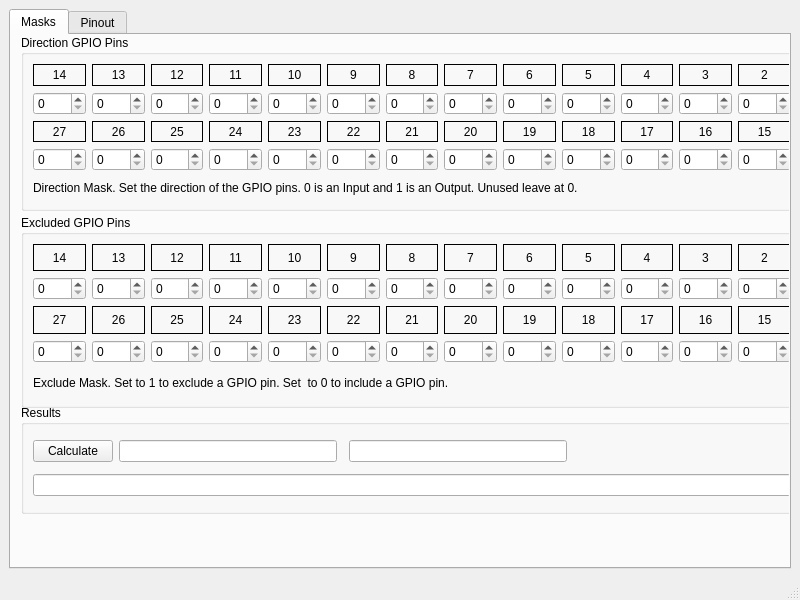
Old version of the form rpi-gpio/src/rpi-gpio.ui in the repository jethornton/rpi_gpio.
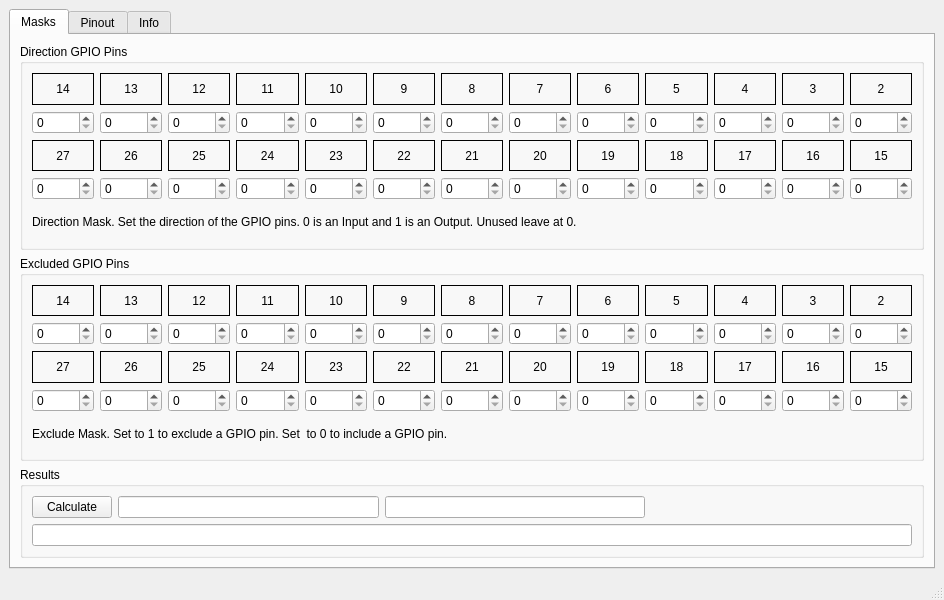
New version of the form.

```diff
--- a/rpi-gpio/src/rpi-gpio.ui
+++ b/rpi-gpio/src/rpi-gpio.ui
@@ -6,7 +6,7 @@
    <rect>
     <x>0</x>
     <y>0</y>
-    <width>800</width>
+    <width>944</width>
     <height>600</height>
    </rect>
   </property>
@@ -24,557 +24,9 @@
        <attribute name="title">
         <string>Masks</string>
        </attribute>
-       <widget class="QGroupBox" name="groupBox">
-        <property name="geometry">
-         <rect>
-          <x>10</x>
-          <y>0</y>
-          <width>782</width>
-          <height>176</height>
-         </rect>
-        </property>
-        <property name="title">
-         <string>Direction GPIO Pins</string>
-        </property>
-        <layout class="QGridLayout" name="gridLayout_2">
-         <item row="0" column="10">
-          <widget class="QLabel" name="label_3">
-           <property name="frameShape">
-            <enum>QFrame::Box</enum>
-           </property>
-           <property name="text">
-            <string>4</string>
-           </property>
-           <property name="alignment">
-            <set>Qt::AlignCenter</set>
-           </property>
-          </widget>
-         </item>
-         <item row="0" column="9">
-          <widget class="QLabel" name="label_4">
-           <property name="frameShape">
-            <enum>QFrame::Box</enum>
-           </property>
-           <property name="text">
-            <string>5</string>
-           </property>
-           <property name="alignment">
-            <set>Qt::AlignCenter</set>
-           </property>
-          </widget>
-         </item>
-         <item row="0" column="12">
-          <widget class="QLabel" name="label">
-           <property name="frameShape">
-            <enum>QFrame::Box</enum>
-           </property>
-           <property name="text">
-            <string>2</string>
-           </property>
-           <property name="alignment">
-            <set>Qt::AlignCenter</set>
-           </property>
-          </widget>
-         </item>
-         <item row="1" column="3">
-          <widget class="QSpinBox" name="dirSP_9">
-           <property name="maximum">
-            <number>1</number>
-           </property>
-          </widget>
-         </item>
-         <item row="1" column="4">
-          <widget class="QSpinBox" name="dirSP_8">
-           <property name="maximum">
-            <number>1</number>
-           </property>
-          </widget>
-         </item>
-         <item row="1" column="5">
-          <widget class="QSpinBox" name="dirSP_7">
-           <property name="maximum">
-            <number>1</number>
-           </property>
-          </widget>
-         </item>
-         <item row="1" column="6">
-          <widget class="QSpinBox" name="dirSP_6">
-           <property name="maximum">
-            <number>1</number>
-           </property>
-          </widget>
-         </item>
-         <item row="1" column="7">
-          <widget class="QSpinBox" name="dirSP_5">
-           <property name="maximum">
-            <number>1</number>
-           </property>
-          </widget>
-         </item>
-         <item row="1" column="8">
-          <widget class="QSpinBox" name="dirSP_4">
-           <property name="maximum">
-            <number>1</number>
-           </property>
-          </widget>
-         </item>
-         <item row="1" column="9">
-          <widget class="QSpinBox" name="dirSP_3">
-           <property name="maximum">
-            <number>1</number>
-           </property>
-          </widget>
-         </item>
-         <item row="1" column="10">
-          <widget class="QSpinBox" name="dirSP_2">
-           <property name="maximum">
-            <number>1</number>
-           </property>
-          </widget>
-         </item>
-         <item row="1" column="11">
-          <widget class="QSpinBox" name="dirSP_1">
-           <property name="maximum">
-            <number>1</number>
-           </property>
-          </widget>
-         </item>
-         <item row="1" column="12">
-          <widget class="QSpinBox" name="dirSP_0">
-           <property name="maximum">
-            <number>1</number>
-           </property>
-          </widget>
-         </item>
-         <item row="0" column="8">
-          <widget class="QLabel" name="label_5">
-           <property name="frameShape">
-            <enum>QFrame::Box</enum>
-           </property>
-           <property name="text">
-            <string>6</string>
-           </property>
-           <property name="alignment">
-            <set>Qt::AlignCenter</set>
-           </property>
-          </widget>
-         </item>
-         <item row="0" column="7">
-          <widget class="QLabel" name="label_6">
-           <property name="frameShape">
-            <enum>QFrame::Box</enum>
-           </property>
-           <property name="text">
-            <string>7</string>
-           </property>
-           <property name="alignment">
-            <set>Qt::AlignCenter</set>
-           </property>
-          </widget>
-         </item>
-         <item row="0" column="5">
-          <widget class="QLabel" name="label_8">
-           <property name="frameShape">
-            <enum>QFrame::Box</enum>
-           </property>
-           <property name="text">
-            <string>9</string>
-           </property>
-           <property name="alignment">
-            <set>Qt::AlignCenter</set>
-           </property>
-          </widget>
-         </item>
-         <item row="0" column="6">
-          <widget class="QLabel" name="label_7">
-           <property name="frameShape">
-            <enum>QFrame::Box</enum>
-           </property>
-           <property name="text">
-            <string>8</string>
-           </property>
-           <property name="alignment">
-            <set>Qt::AlignCenter</set>
-           </property>
-          </widget>
-         </item>
-         <item row="0" column="4">
-          <widget class="QLabel" name="label_9">
-           <property name="frameShape">
-            <enum>QFrame::Box</enum>
-           </property>
-           <property name="text">
-            <string>10</string>
-           </property>
-           <property name="alignment">
-            <set>Qt::AlignCenter</set>
-           </property>
-          </widget>
-         </item>
-         <item row="0" column="11">
-          <widget class="QLabel" name="label_2">
-           <property name="frameShape">
-            <enum>QFrame::Box</enum>
-           </property>
-           <property name="text">
-            <string>3</string>
-           </property>
-           <property name="alignment">
-            <set>Qt::AlignCenter</set>
-           </property>
-          </widget>
-         </item>
-         <item row="0" column="2">
-          <widget class="QLabel" name="label_11">
-           <property name="frameShape">
-            <enum>QFrame::Box</enum>
-           </property>
-           <property name="text">
-            <string>12</string>
-           </property>
-           <property name="alignment">
-            <set>Qt::AlignCenter</set>
-           </property>
-          </widget>
-         </item>
-         <item row="1" column="2">
-          <widget class="QSpinBox" name="dirSP_10">
-           <property name="maximum">
-            <number>1</number>
-           </property>
-          </widget>
-         </item>
-         <item row="1" column="1">
-          <widget class="QSpinBox" name="dirSP_11">
-           <property name="maximum">
-            <number>1</number>
-           </property>
-          </widget>
-         </item>
-         <item row="0" column="3">
-          <widget class="QLabel" name="label_10">
-           <property name="frameShape">
-            <enum>QFrame::Box</enum>
-           </property>
-           <property name="text">
-            <string>11</string>
-           </property>
-           <property name="alignment">
-            <set>Qt::AlignCenter</set>
-           </property>
-          </widget>
-         </item>
-         <item row="0" column="1">
-          <widget class="QLabel" name="label_12">
-           <property name="frameShape">
-            <enum>QFrame::Box</enum>
-           </property>
-           <property name="text">
-            <string>13</string>
-           </property>
-           <property name="alignment">
-            <set>Qt::AlignCenter</set>
-           </property>
-          </widget>
-         </item>
-         <item row="0" column="0">
-          <widget class="QLabel" name="label_13">
-           <property name="frameShape">
-            <enum>QFrame::Box</enum>
-           </property>
-           <property name="text">
-            <string>14</string>
-           </property>
-           <property name="alignment">
-            <set>Qt::AlignCenter</set>
-           </property>
-          </widget>
-         </item>
+       <layout class="QGridLayout" name="gridLayout_6">
          <item row="1" column="0">
-          <widget class="QSpinBox" name="dirSP_12">
-           <property name="maximum">
-            <number>1</number>
-           </property>
-          </widget>
-         </item>
-         <item row="2" column="12">
-          <widget class="QLabel" name="label_49">
-           <property name="frameShape">
-            <enum>QFrame::Box</enum>
-           </property>
-           <property name="text">
-            <string>15</string>
-           </property>
-           <property name="alignment">
-            <set>Qt::AlignCenter</set>
-           </property>
-          </widget>
-         </item>
-         <item row="2" column="11">
-          <widget class="QLabel" name="label_48">
-           <property name="frameShape">
-            <enum>QFrame::Box</enum>
-           </property>
-           <property name="text">
-            <string>16</string>
-           </property>
-           <property name="alignment">
-            <set>Qt::AlignCenter</set>
-           </property>
-          </widget>
-         </item>
-         <item row="2" column="10">
-          <widget class="QLabel" name="label_47">
-           <property name="frameShape">
-            <enum>QFrame::Box</enum>
-           </property>
-           <property name="text">
-            <string>17</string>
-           </property>
-           <property name="alignment">
-            <set>Qt::AlignCenter</set>
-           </property>
-          </widget>
-         </item>
-         <item row="2" column="9">
-          <widget class="QLabel" name="label_23">
-           <property name="frameShape">
-            <enum>QFrame::Box</enum>
-           </property>
-           <property name="text">
-            <string>18</string>
-           </property>
-           <property name="alignment">
-            <set>Qt::AlignCenter</set>
-           </property>
-          </widget>
-         </item>
-         <item row="2" column="8">
-          <widget class="QLabel" name="label_22">
-           <property name="frameShape">
-            <enum>QFrame::Box</enum>
-           </property>
-           <property name="text">
-            <string>19</string>
-           </property>
-           <property name="alignment">
-            <set>Qt::AlignCenter</set>
-           </property>
-          </widget>
-         </item>
-         <item row="2" column="7">
-          <widget class="QLabel" name="label_21">
-           <property name="frameShape">
-            <enum>QFrame::Box</enum>
-           </property>
-           <property name="text">
-            <string>20</string>
-           </property>
-           <property name="alignment">
-            <set>Qt::AlignCenter</set>
-           </property>
-          </widget>
-         </item>
-         <item row="2" column="6">
-          <widget class="QLabel" name="label_20">
-           <property name="frameShape">
-            <enum>QFrame::Box</enum>
-           </property>
-           <property name="text">
-            <string>21</string>
-           </property>
-           <property name="alignment">
-            <set>Qt::AlignCenter</set>
-           </property>
-          </widget>
-         </item>
-         <item row="2" column="5">
-          <widget class="QLabel" name="label_19">
-           <property name="frameShape">
-            <enum>QFrame::Box</enum>
-           </property>
-           <property name="text">
-            <string>22</string>
-           </property>
-           <property name="alignment">
-            <set>Qt::AlignCenter</set>
-           </property>
-          </widget>
-         </item>
-         <item row="2" column="4">
-          <widget class="QLabel" name="label_18">
-           <property name="frameShape">
-            <enum>QFrame::Box</enum>
-           </property>
-           <property name="text">
-            <string>23</string>
-           </property>
-           <property name="alignment">
-            <set>Qt::AlignCenter</set>
-           </property>
-          </widget>
-         </item>
-         <item row="2" column="3">
-          <widget class="QLabel" name="label_17">
-           <property name="frameShape">
-            <enum>QFrame::Box</enum>
-           </property>
-           <property name="text">
-            <string>24</string>
-           </property>
-           <property name="alignment">
-            <set>Qt::AlignCenter</set>
-           </property>
-          </widget>
-         </item>
-         <item row="2" column="2">
-          <widget class="QLabel" name="label_16">
-           <property name="frameShape">
-            <enum>QFrame::Box</enum>
-           </property>
-           <property name="text">
-            <string>25</string>
-           </property>
-           <property name="alignment">
-            <set>Qt::AlignCenter</set>
-           </property>
-          </widget>
-         </item>
-         <item row="3" column="12">
-          <widget class="QSpinBox" name="dirSP_13">
-           <property name="maximum">
-            <number>1</number>
-           </property>
-          </widget>
-         </item>
-         <item row="3" column="11">
-          <widget class="QSpinBox" name="dirSP_14">
-           <property name="maximum">
-            <number>1</number>
-           </property>
-          </widget>
-         </item>
-         <item row="3" column="10">
-          <widget class="QSpinBox" name="dirSP_15">
-           <property name="maximum">
-            <number>1</number>
-           </property>
-          </widget>
-         </item>
-         <item row="3" column="9">
-          <widget class="QSpinBox" name="dirSP_16">
-           <property name="maximum">
-            <number>1</number>
-           </property>
-          </widget>
-         </item>
-         <item row="3" column="8">
-          <widget class="QSpinBox" name="dirSP_17">
-           <property name="maximum">
-            <number>1</number>
-           </property>
-          </widget>
-         </item>
-         <item row="3" column="7">
-          <widget class="QSpinBox" name="dirSP_18">
-           <property name="maximum">
-            <number>1</number>
-           </property>
-          </widget>
-         </item>
-         <item row="3" column="6">
-          <widget class="QSpinBox" name="dirSP_19">
-           <property name="maximum">
-            <number>1</number>
-           </property>
-          </widget>
-         </item>
-         <item row="3" column="5">
-          <widget class="QSpinBox" name="dirSP_20">
-           <property name="maximum">
-            <number>1</number>
-           </property>
-          </widget>
-         </item>
-         <item row="3" column="4">
-          <widget class="QSpinBox" name="dirSP_21">
-           <property name="maximum">
-            <number>1</number>
-           </property>
-          </widget>
-         </item>
-         <item row="3" column="3">
-          <widget class="QSpinBox" name="dirSP_22">
-           <property name="maximum">
-            <number>1</number>
-           </property>
-          </widget>
-         </item>
-         <item row="3" column="2">
-          <widget class="QSpinBox" name="dirSP_23">
-           <property name="maximum">
-            <number>1</number>
-           </property>
-          </widget>
-         </item>
-         <item row="2" column="1">
-          <widget class="QLabel" name="label_24">
-           <property name="frameShape">
-            <enum>QFrame::Box</enum>
-           </property>
-           <property name="text">
-            <string>26</string>
-           </property>
-           <property name="alignment">
-            <set>Qt::AlignCenter</set>
-           </property>
-          </widget>
-         </item>
-         <item row="2" column="0">
-          <widget class="QLabel" name="label_25">
-           <property name="frameShape">
-            <enum>QFrame::Box</enum>
-           </property>
-           <property name="text">
-            <string>27</string>
-           </property>
-           <property name="alignment">
-            <set>Qt::AlignCenter</set>
-           </property>
-          </widget>
-         </item>
-         <item row="3" column="1">
-          <widget class="QSpinBox" name="dirSP_24">
-           <property name="maximum">
-            <number>1</number>
-           </property>
-          </widget>
-         </item>
-         <item row="3" column="0">
-          <widget class="QSpinBox" name="dirSP_25">
-           <property name="maximum">
-            <number>1</number>
-           </property>
-          </widget>
-         </item>
-         <item row="4" column="0" colspan="13">
-          <widget class="QLabel" name="label_14">
-           <property name="text">
-            <string>Direction Mask. Set the direction of the GPIO pins. 0 is an Input and 1 is an Output. Unused leave at 0.</string>
-           </property>
-          </widget>
-         </item>
-        </layout>
-       </widget>
        <widget class="QGroupBox" name="groupBox_2">
-        <property name="geometry">
-         <rect>
-          <x>10</x>
-          <y>180</y>
-          <width>782</width>
-          <height>193</height>
-         </rect>
-        </property>
         <property name="title">
          <string>Excluded GPIO Pins</string>
         </property>
@@ -1108,15 +560,545 @@
          </item>
         </layout>
        </widget>
+        </item>
+        <item row="0" column="0">
+         <widget class="QGroupBox" name="groupBox">
+          <property name="title">
+           <string>Direction GPIO Pins</string>
+          </property>
+          <layout class="QGridLayout" name="gridLayout_2">
+           <item row="0" column="10">
+            <widget class="QLabel" name="label_3">
+             <property name="frameShape">
+              <enum>QFrame::Box</enum>
+             </property>
+             <property name="text">
+              <string>4</string>
+             </property>
+             <property name="alignment">
+              <set>Qt::AlignCenter</set>
+             </property>
+            </widget>
+           </item>
+           <item row="0" column="9">
+            <widget class="QLabel" name="label_4">
+             <property name="frameShape">
+              <enum>QFrame::Box</enum>
+             </property>
+             <property name="text">
+              <string>5</string>
+             </property>
+             <property name="alignment">
+              <set>Qt::AlignCenter</set>
+             </property>
+            </widget>
+           </item>
+           <item row="0" column="12">
+            <widget class="QLabel" name="label">
+             <property name="frameShape">
+              <enum>QFrame::Box</enum>
+             </property>
+             <property name="text">
+              <string>2</string>
+             </property>
+             <property name="alignment">
+              <set>Qt::AlignCenter</set>
+             </property>
+            </widget>
+           </item>
+           <item row="1" column="3">
+            <widget class="QSpinBox" name="dirSP_9">
+             <property name="maximum">
+              <number>1</number>
+             </property>
+            </widget>
+           </item>
+           <item row="1" column="4">
+            <widget class="QSpinBox" name="dirSP_8">
+             <property name="maximum">
+              <number>1</number>
+             </property>
+            </widget>
+           </item>
+           <item row="1" column="5">
+            <widget class="QSpinBox" name="dirSP_7">
+             <property name="maximum">
+              <number>1</number>
+             </property>
+            </widget>
+           </item>
+           <item row="1" column="6">
+            <widget class="QSpinBox" name="dirSP_6">
+             <property name="maximum">
+              <number>1</number>
+             </property>
+            </widget>
+           </item>
+           <item row="1" column="7">
+            <widget class="QSpinBox" name="dirSP_5">
+             <property name="maximum">
+              <number>1</number>
+             </property>
+            </widget>
+           </item>
+           <item row="1" column="8">
+            <widget class="QSpinBox" name="dirSP_4">
+             <property name="maximum">
+              <number>1</number>
+             </property>
+            </widget>
+           </item>
+           <item row="1" column="9">
+            <widget class="QSpinBox" name="dirSP_3">
+             <property name="maximum">
+              <number>1</number>
+             </property>
+            </widget>
+           </item>
+           <item row="1" column="10">
+            <widget class="QSpinBox" name="dirSP_2">
+             <property name="maximum">
+              <number>1</number>
+             </property>
+            </widget>
+           </item>
+           <item row="1" column="11">
+            <widget class="QSpinBox" name="dirSP_1">
+             <property name="maximum">
+              <number>1</number>
+             </property>
+            </widget>
+           </item>
+           <item row="1" column="12">
+            <widget class="QSpinBox" name="dirSP_0">
+             <property name="maximum">
+              <number>1</number>
+             </property>
+            </widget>
+           </item>
+           <item row="0" column="8">
+            <widget class="QLabel" name="label_5">
+             <property name="frameShape">
+              <enum>QFrame::Box</enum>
+             </property>
+             <property name="text">
+              <string>6</string>
+             </property>
+             <property name="alignment">
+              <set>Qt::AlignCenter</set>
+             </property>
+            </widget>
+           </item>
+           <item row="0" column="7">
+            <widget class="QLabel" name="label_6">
+             <property name="frameShape">
+              <enum>QFrame::Box</enum>
+             </property>
+             <property name="text">
+              <string>7</string>
+             </property>
+             <property name="alignment">
+              <set>Qt::AlignCenter</set>
+             </property>
+            </widget>
+           </item>
+           <item row="0" column="5">
+            <widget class="QLabel" name="label_8">
+             <property name="frameShape">
+              <enum>QFrame::Box</enum>
+             </property>
+             <property name="text">
+              <string>9</string>
+             </property>
+             <property name="alignment">
+              <set>Qt::AlignCenter</set>
+             </property>
+            </widget>
+           </item>
+           <item row="0" column="6">
+            <widget class="QLabel" name="label_7">
+             <property name="frameShape">
+              <enum>QFrame::Box</enum>
+             </property>
+             <property name="text">
+              <string>8</string>
+             </property>
+             <property name="alignment">
+              <set>Qt::AlignCenter</set>
+             </property>
+            </widget>
+           </item>
+           <item row="0" column="4">
+            <widget class="QLabel" name="label_9">
+             <property name="frameShape">
+              <enum>QFrame::Box</enum>
+             </property>
+             <property name="text">
+              <string>10</string>
+             </property>
+             <property name="alignment">
+              <set>Qt::AlignCenter</set>
+             </property>
+            </widget>
+           </item>
+           <item row="0" column="11">
+            <widget class="QLabel" name="label_2">
+             <property name="frameShape">
+              <enum>QFrame::Box</enum>
+             </property>
+             <property name="text">
+              <string>3</string>
+             </property>
+             <property name="alignment">
+              <set>Qt::AlignCenter</set>
+             </property>
+            </widget>
+           </item>
+           <item row="0" column="2">
+            <widget class="QLabel" name="label_11">
+             <property name="frameShape">
+              <enum>QFrame::Box</enum>
+             </property>
+             <property name="text">
+              <string>12</string>
+             </property>
+             <property name="alignment">
+              <set>Qt::AlignCenter</set>
+             </property>
+            </widget>
+           </item>
+           <item row="1" column="2">
+            <widget class="QSpinBox" name="dirSP_10">
+             <property name="maximum">
+              <number>1</number>
+             </property>
+            </widget>
+           </item>
+           <item row="1" column="1">
+            <widget class="QSpinBox" name="dirSP_11">
+             <property name="maximum">
+              <number>1</number>
+             </property>
+            </widget>
+           </item>
+           <item row="0" column="3">
+            <widget class="QLabel" name="label_10">
+             <property name="frameShape">
+              <enum>QFrame::Box</enum>
+             </property>
+             <property name="text">
+              <string>11</string>
+             </property>
+             <property name="alignment">
+              <set>Qt::AlignCenter</set>
+             </property>
+            </widget>
+           </item>
+           <item row="0" column="1">
+            <widget class="QLabel" name="label_12">
+             <property name="frameShape">
+              <enum>QFrame::Box</enum>
+             </property>
+             <property name="text">
+              <string>13</string>
+             </property>
+             <property name="alignment">
+              <set>Qt::AlignCenter</set>
+             </property>
+            </widget>
+           </item>
+           <item row="0" column="0">
+            <widget class="QLabel" name="label_13">
+             <property name="frameShape">
+              <enum>QFrame::Box</enum>
+             </property>
+             <property name="text">
+              <string>14</string>
+             </property>
+             <property name="alignment">
+              <set>Qt::AlignCenter</set>
+             </property>
+            </widget>
+           </item>
+           <item row="1" column="0">
+            <widget class="QSpinBox" name="dirSP_12">
+             <property name="maximum">
+              <number>1</number>
+             </property>
+            </widget>
+           </item>
+           <item row="2" column="12">
+            <widget class="QLabel" name="label_49">
+             <property name="frameShape">
+              <enum>QFrame::Box</enum>
+             </property>
+             <property name="text">
+              <string>15</string>
+             </property>
+             <property name="alignment">
+              <set>Qt::AlignCenter</set>
+             </property>
+            </widget>
+           </item>
+           <item row="2" column="11">
+            <widget class="QLabel" name="label_48">
+             <property name="frameShape">
+              <enum>QFrame::Box</enum>
+             </property>
+             <property name="text">
+              <string>16</string>
+             </property>
+             <property name="alignment">
+              <set>Qt::AlignCenter</set>
+             </property>
+            </widget>
+           </item>
+           <item row="2" column="10">
+            <widget class="QLabel" name="label_47">
+             <property name="frameShape">
+              <enum>QFrame::Box</enum>
+             </property>
+             <property name="text">
+              <string>17</string>
+             </property>
+             <property name="alignment">
+              <set>Qt::AlignCenter</set>
+             </property>
+            </widget>
+           </item>
+           <item row="2" column="9">
+            <widget class="QLabel" name="label_23">
+             <property name="frameShape">
+              <enum>QFrame::Box</enum>
+             </property>
+             <property name="text">
+              <string>18</string>
+             </property>
+             <property name="alignment">
+              <set>Qt::AlignCenter</set>
+             </property>
+            </widget>
+           </item>
+           <item row="2" column="8">
+            <widget class="QLabel" name="label_22">
+             <property name="frameShape">
+              <enum>QFrame::Box</enum>
+             </property>
+             <property name="text">
+              <string>19</string>
+             </property>
+             <property name="alignment">
+              <set>Qt::AlignCenter</set>
+             </property>
+            </widget>
+           </item>
+           <item row="2" column="7">
+            <widget class="QLabel" name="label_21">
+             <property name="frameShape">
+              <enum>QFrame::Box</enum>
+             </property>
+             <property name="text">
+              <string>20</string>
+             </property>
+             <property name="alignment">
+              <set>Qt::AlignCenter</set>
+             </property>
+            </widget>
+           </item>
+           <item row="2" column="6">
+            <widget class="QLabel" name="label_20">
+             <property name="frameShape">
+              <enum>QFrame::Box</enum>
+             </property>
+             <property name="text">
+              <string>21</string>
+             </property>
+             <property name="alignment">
+              <set>Qt::AlignCenter</set>
+             </property>
+            </widget>
+           </item>
+           <item row="2" column="5">
+            <widget class="QLabel" name="label_19">
+             <property name="frameShape">
+              <enum>QFrame::Box</enum>
+             </property>
+             <property name="text">
+              <string>22</string>
+             </property>
+             <property name="alignment">
+              <set>Qt::AlignCenter</set>
+             </property>
+            </widget>
+           </item>
+           <item row="2" column="4">
+            <widget class="QLabel" name="label_18">
+             <property name="frameShape">
+              <enum>QFrame::Box</enum>
+             </property>
+             <property name="text">
+              <string>23</string>
+             </property>
+             <property name="alignment">
+              <set>Qt::AlignCenter</set>
+             </property>
+            </widget>
+           </item>
+           <item row="2" column="3">
+            <widget class="QLabel" name="label_17">
+             <property name="frameShape">
+              <enum>QFrame::Box</enum>
+             </property>
+             <property name="text">
+              <string>24</string>
+             </property>
+             <property name="alignment">
+              <set>Qt::AlignCenter</set>
+             </property>
+            </widget>
+           </item>
+           <item row="2" column="2">
+            <widget class="QLabel" name="label_16">
+             <property name="frameShape">
+              <enum>QFrame::Box</enum>
+             </property>
+             <property name="text">
+              <string>25</string>
+             </property>
+             <property name="alignment">
+              <set>Qt::AlignCenter</set>
+             </property>
+            </widget>
+           </item>
+           <item row="3" column="12">
+            <widget class="QSpinBox" name="dirSP_13">
+             <property name="maximum">
+              <number>1</number>
+             </property>
+            </widget>
+           </item>
+           <item row="3" column="11">
+            <widget class="QSpinBox" name="dirSP_14">
+             <property name="maximum">
+              <number>1</number>
+             </property>
+            </widget>
+           </item>
+           <item row="3" column="10">
+            <widget class="QSpinBox" name="dirSP_15">
+             <property name="maximum">
+              <number>1</number>
+             </property>
+            </widget>
+           </item>
+           <item row="3" column="9">
+            <widget class="QSpinBox" name="dirSP_16">
+             <property name="maximum">
+              <number>1</number>
+             </property>
+            </widget>
+           </item>
+           <item row="3" column="8">
+            <widget class="QSpinBox" name="dirSP_17">
+             <property name="maximum">
+              <number>1</number>
+             </property>
+            </widget>
+           </item>
+           <item row="3" column="7">
+            <widget class="QSpinBox" name="dirSP_18">
+             <property name="maximum">
+              <number>1</number>
+             </property>
+            </widget>
+           </item>
+           <item row="3" column="6">
+            <widget class="QSpinBox" name="dirSP_19">
+             <property name="maximum">
+              <number>1</number>
+             </property>
+            </widget>
+           </item>
+           <item row="3" column="5">
+            <widget class="QSpinBox" name="dirSP_20">
+             <property name="maximum">
+              <number>1</number>
+             </property>
+            </widget>
+           </item>
+           <item row="3" column="4">
+            <widget class="QSpinBox" name="dirSP_21">
+             <property name="maximum">
+              <number>1</number>
+             </property>
+            </widget>
+           </item>
+           <item row="3" column="3">
+            <widget class="QSpinBox" name="dirSP_22">
+             <property name="maximum">
+              <number>1</number>
+             </property>
+            </widget>
+           </item>
+           <item row="3" column="2">
+            <widget class="QSpinBox" name="dirSP_23">
+             <property name="maximum">
+              <number>1</number>
+             </property>
+            </widget>
+           </item>
+           <item row="2" column="1">
+            <widget class="QLabel" name="label_24">
+             <property name="frameShape">
+              <enum>QFrame::Box</enum>
+             </property>
+             <property name="text">
+              <string>26</string>
+             </property>
+             <property name="alignment">
+              <set>Qt::AlignCenter</set>
+             </property>
+            </widget>
+           </item>
+           <item row="2" column="0">
+            <widget class="QLabel" name="label_25">
+             <property name="frameShape">
+              <enum>QFrame::Box</enum>
+             </property>
+             <property name="text">
+              <string>27</string>
+             </property>
+             <property name="alignment">
+              <set>Qt::AlignCenter</set>
+             </property>
+            </widget>
+           </item>
+           <item row="3" column="1">
+            <widget class="QSpinBox" name="dirSP_24">
+             <property name="maximum">
+              <number>1</number>
+             </property>
+            </widget>
+           </item>
+           <item row="3" column="0">
+            <widget class="QSpinBox" name="dirSP_25">
+             <property name="maximum">
+              <number>1</number>
+             </property>
+            </widget>
+           </item>
+           <item row="4" column="0" colspan="13">
+            <widget class="QLabel" name="label_14">
+             <property name="text">
+              <string>Direction Mask. Set the direction of the GPIO pins. 0 is an Input and 1 is an Output. Unused leave at 0.</string>
+             </property>
+            </widget>
+           </item>
+          </layout>
+         </widget>
+        </item>
+        <item row="2" column="0">
        <widget class="QGroupBox" name="groupBox_3">
-        <property name="geometry">
-         <rect>
-          <x>10</x>
-          <y>370</y>
-          <width>782</width>
-          <height>109</height>
-         </rect>
-        </property>
         <property name="sizePolicy">
          <sizepolicy hsizetype="Preferred" vsizetype="Fixed">
           <horstretch>0</horstretch>
@@ -1137,10 +1119,10 @@
          <item row="0" column="1">
           <widget class="QLineEdit" name="directionLE"/>
          </item>
-         <item row="0" column="3">
+           <item row="0" column="2">
           <widget class="QLineEdit" name="excludeLE"/>
          </item>
-         <item row="0" column="4">
+           <item row="0" column="3">
           <spacer name="horizontalSpacer">
            <property name="orientation">
             <enum>Qt::Horizontal</enum>
@@ -1153,16 +1135,60 @@
            </property>
           </spacer>
          </item>
-         <item row="1" column="0" colspan="5">
+           <item row="1" column="0" colspan="4">
           <widget class="QLineEdit" name="loadrtLE"/>
          </item>
         </layout>
        </widget>
+        </item>
+       </layout>
       </widget>
       <widget class="QWidget" name="tab_2">
        <attribute name="title">
         <string>Pinout</string>
        </attribute>
+       <layout class="QGridLayout" name="gridLayout_5">
+        <item row="0" column="0">
+         <widget class="QLabel" name="pinoutLBL">
+          <property name="frameShape">
+           <enum>QFrame::Box</enum>
+          </property>
+          <property name="text">
+           <string/>
+          </property>
+         </widget>
+        </item>
+       </layout>
+      </widget>
+      <widget class="QWidget" name="tab_3">
+       <attribute name="title">
+        <string>Info</string>
+       </attribute>
+       <layout class="QGridLayout" name="gridLayout_7">
+        <item row="0" column="0">
+         <widget class="QLabel" name="label_55">
+          <property name="frameShape">
+           <enum>QFrame::Box</enum>
+          </property>
+          <property name="text">
+           <string>Beware gpio 21 and 22 are still reversed, they control rpins 15&amp;40
+and are backwards almost everywhere in rpi docs
+
+Example add function for software stepper
+addf hal_pi_gpio.read  base-thread
+addf stepgen.make-pulses base-thread
+addf stepgen.capture-position servo-thread
+addf motion-command-handler servo-thread
+addf motion-controller servo-thread
+addf stepgen.update-freq servo-thread
+addf hal_pi_gpio.write base-thread</string>
+          </property>
+          <property name="alignment">
+           <set>Qt::AlignLeading|Qt::AlignLeft|Qt::AlignTop</set>
+          </property>
+         </widget>
+        </item>
+       </layout>
       </widget>
      </widget>
     </item>
```
Left out of the diff: 2 changed lines with no effect on the pictures. Lines whose indentation alone changed are shown as unchanged.
